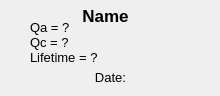
Qt form sbndprmdaq/data_display.ui (marcodeltutto/SBNDPurityMonitorDAQ) before a commit.
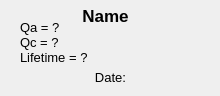
The same form after that commit.

Commit message: More space for text

What changed in the file:
```diff
--- a/sbndprmdaq/data_display.ui
+++ b/sbndprmdaq/data_display.ui
@@ -17,9 +17,9 @@
    <widget class="QLabel" name="_text">
     <property name="geometry">
      <rect>
-      <x>30</x>
+      <x>20</x>
       <y>20</y>
-      <width>161</width>
+      <width>181</width>
       <height>61</height>
      </rect>
     </property>
@@ -49,7 +49,6 @@
     <property name="font">
      <font>
       <pointsize>13</pointsize>
-      <weight>75</weight>
       <bold>true</bold>
      </font>
     </property>
```
